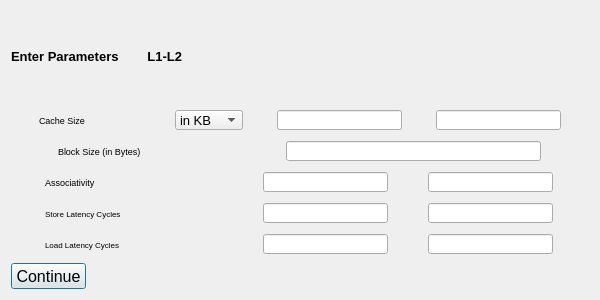
This is cacheconfig.ui in GithinGeorge2k1/CO_MIPS_SIMULATOR as Qt 5 draws it before an edit. The edited form follows.
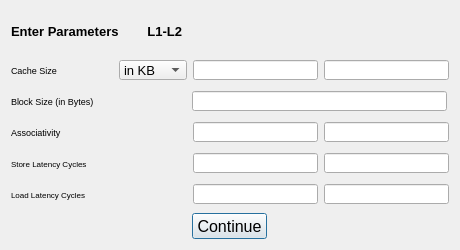
This is the edited form.

```diff
--- a/cacheconfig.ui
+++ b/cacheconfig.ui
@@ -6,8 +6,8 @@
    <rect>
     <x>0</x>
     <y>0</y>
-    <width>600</width>
-    <height>300</height>
+    <width>460</width>
+    <height>250</height>
    </rect>
   </property>
   <property name="sizePolicy">
@@ -18,14 +18,14 @@
   </property>
   <property name="minimumSize">
    <size>
-    <width>458</width>
+    <width>460</width>
     <height>250</height>
    </size>
   </property>
   <property name="maximumSize">
    <size>
-    <width>600</width>
-    <height>300</height>
+    <width>460</width>
+    <height>250</height>
    </size>
   </property>
   <property name="windowTitle">
@@ -451,7 +451,7 @@
      </item>
     </layout>
    </item>
-   <item>
+   <item  alignment="Qt::AlignHCenter">
     <widget class="QPushButton" name="pushButton">
      <property name="sizePolicy">
       <sizepolicy hsizetype="Fixed" vsizetype="Fixed">
```
